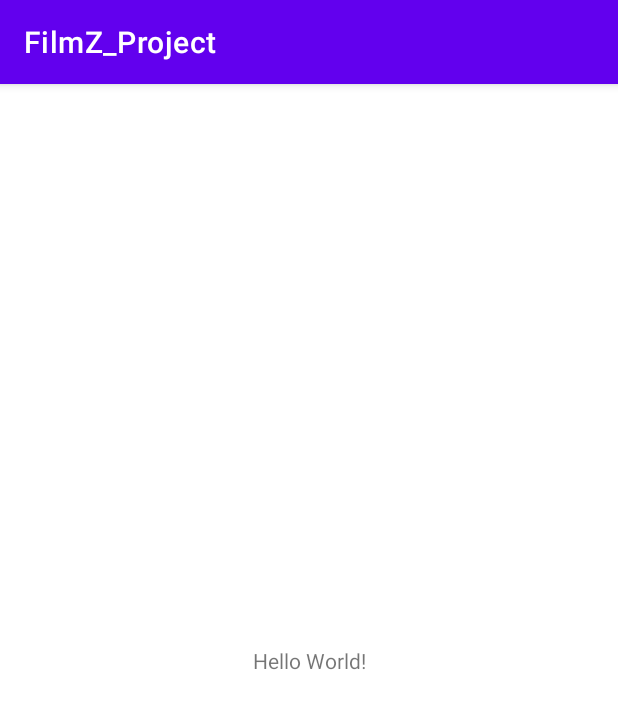
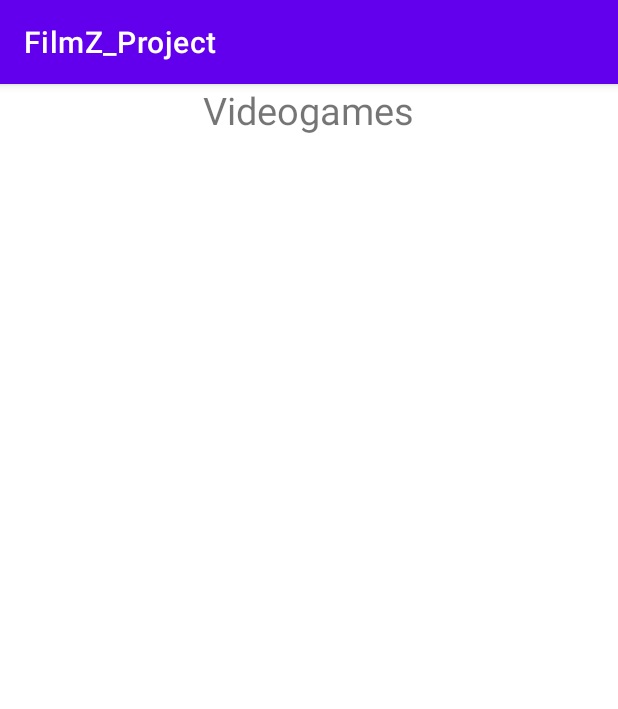
Before and after one commit to JoelCano1/FilmZ_Project, an Android app: the screen it shows after launch (MainActivity), on a phone screen of 412 x 824 dp. Shown: the top 709 px of the screen. Run offline under Robolectric (Android 15) with nearby library versions, the phone set to English and light mode, and no system bars.

Commit message:
first comit

```diff
--- a/app/src/main/res/layout/activity_main.xml
+++ b/app/src/main/res/layout/activity_main.xml
@@ -1,18 +1,15 @@
 <?xml version="1.0" encoding="utf-8"?>
-<androidx.constraintlayout.widget.ConstraintLayout xmlns:android="http://schemas.android.com/apk/res/android"
-    xmlns:app="http://schemas.android.com/apk/res-auto"
-    xmlns:tools="http://schemas.android.com/tools"
+<LinearLayout
+    xmlns:android="http://schemas.android.com/apk/res/android"
     android:layout_width="match_parent"
     android:layout_height="match_parent"
-    tools:context=".MainActivity">
-
+    android:orientation="vertical"
+    >
     <TextView
         android:layout_width="wrap_content"
-        android:layout_height="wrap_content"
-        android:text="Hello World!"
-        app:layout_constraintBottom_toBottomOf="parent"
-        app:layout_constraintEnd_toEndOf="parent"
-        app:layout_constraintStart_toStartOf="parent"
-        app:layout_constraintTop_toTopOf="parent" />
-
-</androidx.constraintlayout.widget.ConstraintLayout>
+        android:layout_height="0dp"
+        android:layout_weight="01"
+        android:layout_gravity="center"
+        android:textSize="25sp"
+        android:text="Videogames"/>
+</LinearLayout>
```
